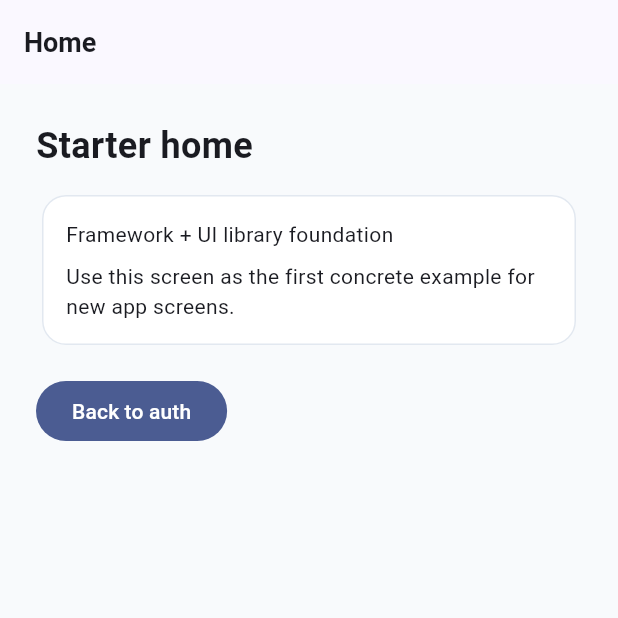
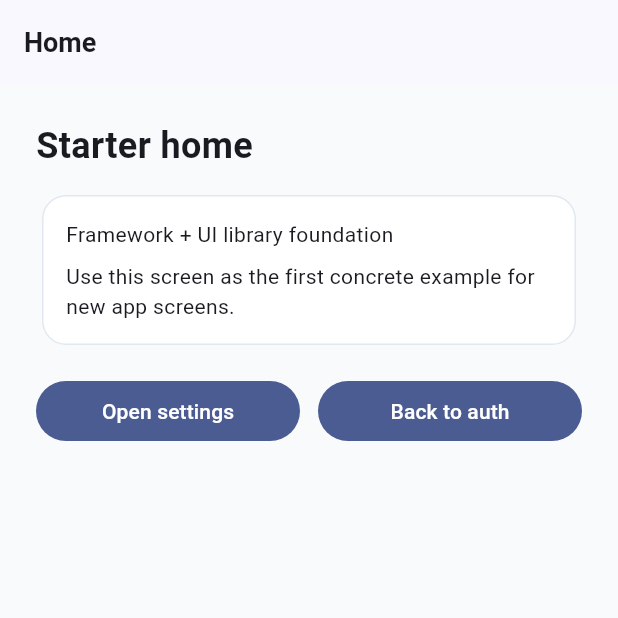
Before and after one commit to solomonayodeleo/flutter-mobile-framework, a Flutter app: the HomeScreen screen opened by its route, on a phone screen of 412 x 824 dp, the top half of it. Run offline on Flutter 3.47's test engine with Material 3 defaults, Android fonts, the phone set to English and light mode, and no system bars; our stand-ins replace flutter_riverpod, get_it, go_router.

Commit message:
Add settings flow and clean example scaffold

```diff
--- a/lib/src/app/router.dart
+++ b/lib/src/app/router.dart
@@ -2,6 +2,7 @@ import 'package:flutter/material.dart';
 import 'package:go_router/go_router.dart';
 import 'package:flutter_mobile_framework/src/features/auth/presentation/auth_screen.dart';
 import 'package:flutter_mobile_framework/src/features/home/presentation/home_screen.dart';
+import 'package:flutter_mobile_framework/src/features/settings/presentation/settings_screen.dart';
 
 GoRouter createRouter() {
   return GoRouter(
@@ -15,6 +16,10 @@ GoRouter createRouter() {
         path: '/home',
         builder: (context, state) => const HomeScreen(),
       ),
+      GoRoute(
+        path: '/settings',
+        builder: (context, state) => const SettingsScreen(),
+      ),
     ],
   );
 }
--- a/lib/src/app/theme.dart
+++ b/lib/src/app/theme.dart
@@ -21,7 +21,7 @@ class AppTheme {
         titleLarge: AppTextStyles.title,
         bodyMedium: AppTextStyles.body,
       ),
-      cardTheme: CardTheme(
+      cardTheme: CardThemeData(
         color: AppColors.surface,
         elevation: 0,
         shape: RoundedRectangleBorder(
--- a/lib/src/features/auth/presentation/auth_controller.dart
+++ b/lib/src/features/auth/presentation/auth_controller.dart
@@ -50,4 +50,8 @@ class AuthController extends Notifier<AuthState> {
       );
     }
   }
+
+  void signOut() {
+    state = const AuthState();
+  }
 }
--- a/lib/src/features/home/presentation/home_screen.dart
+++ b/lib/src/features/home/presentation/home_screen.dart
@@ -31,9 +31,22 @@ class HomeScreen extends StatelessWidget {
               ),
             ),
             const SizedBox(height: 16),
-            AppButton(
-              label: 'Back to auth',
-              onPressed: () => context.go('/auth'),
+            Row(
+              children: [
+                Expanded(
+                  child: AppButton(
+                    label: 'Open settings',
+                    onPressed: () => context.go('/settings'),
+                  ),
+                ),
+                const SizedBox(width: 12),
+                Expanded(
+                  child: AppButton(
+                    label: 'Back to auth',
+                    onPressed: () => context.go('/auth'),
+                  ),
+                ),
+              ],
             ),
           ],
         ),
```
Also changed, not shown: lib/src/features/settings/presentation/settings_screen.dart (added, +42 -0 lines), 3 other files.
